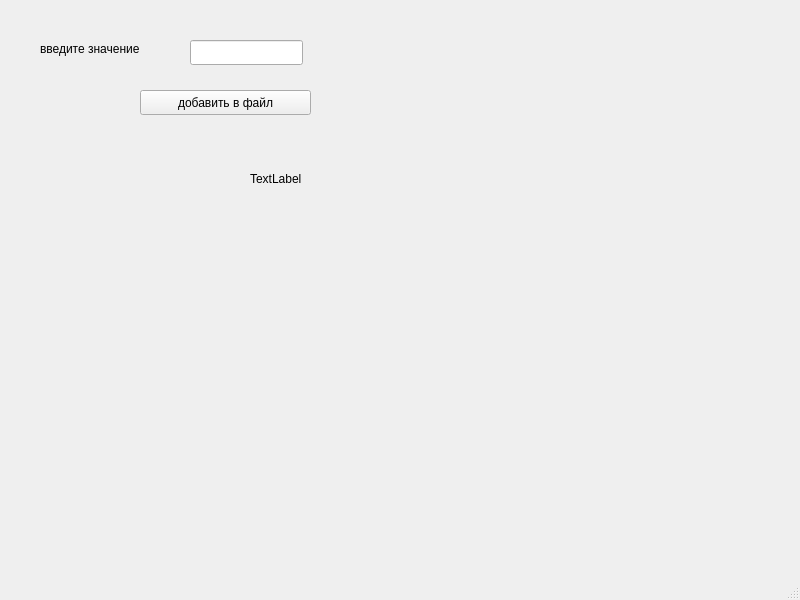
Before: the Qt Designer form mainwindow.ui in mishanyya/Qt_input_and_output_text_to_file, drawn with Qt 5.
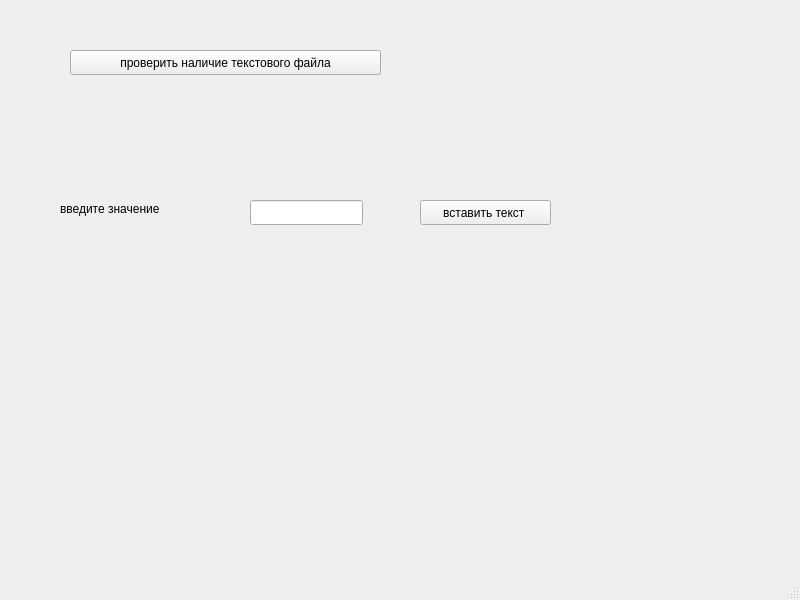
After: the same form once the commit is applied.

Commit message: вставить текст из поля можно только одного алфавита, или латин или кирил 04 октября 21.25

```diff
--- a/mainwindow.ui
+++ b/mainwindow.ui
@@ -17,8 +17,8 @@
    <widget class="QLineEdit" name="lineEdit">
     <property name="geometry">
      <rect>
-      <x>190</x>
-      <y>40</y>
+      <x>250</x>
+      <y>200</y>
       <width>113</width>
       <height>25</height>
      </rect>
@@ -27,40 +27,53 @@
    <widget class="QPushButton" name="pushButton">
     <property name="geometry">
      <rect>
-      <x>140</x>
-      <y>90</y>
-      <width>171</width>
+      <x>70</x>
+      <y>50</y>
+      <width>311</width>
       <height>25</height>
      </rect>
     </property>
     <property name="text">
-     <string>добавить в файл</string>
+     <string>проверить наличие текстового файла</string>
     </property>
    </widget>
    <widget class="QLabel" name="label">
     <property name="geometry">
      <rect>
-      <x>40</x>
-      <y>40</y>
+      <x>480</x>
+      <y>50</y>
       <width>131</width>
       <height>17</height>
      </rect>
     </property>
     <property name="text">
-     <string>введите значение</string>
+     <string/>
     </property>
    </widget>
    <widget class="QLabel" name="label_2">
     <property name="geometry">
      <rect>
-      <x>250</x>
-      <y>170</y>
-      <width>67</width>
+      <x>60</x>
+      <y>200</y>
+      <width>161</width>
       <height>17</height>
      </rect>
     </property>
     <property name="text">
-     <string>TextLabel</string>
+     <string>введите значение</string>
+    </property>
+   </widget>
+   <widget class="QPushButton" name="pushButton_2">
+    <property name="geometry">
+     <rect>
+      <x>420</x>
+      <y>200</y>
+      <width>131</width>
+      <height>25</height>
+     </rect>
+    </property>
+    <property name="text">
+     <string>вставить текст </string>
     </property>
    </widget>
   </widget>
```
The commit also changes 3 other files.
